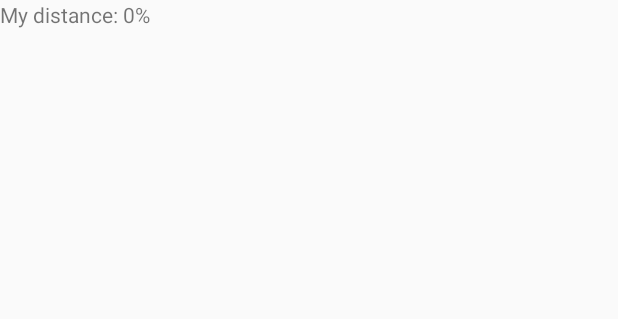
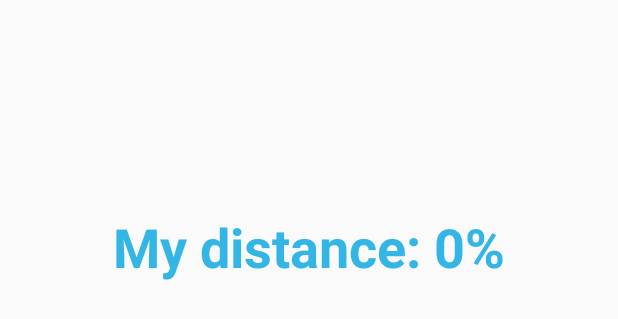
Before and after one commit to apj11c/MobileLiveRacing, an Android app: the layout fragment_race.xml on its own in the app's theme, with its tools: preview values and no code run, on a phone screen of 412 x 824 dp. Shown: the top 319 px of the screen. Run offline under Robolectric (Android 15) with nearby library versions, the phone set to English and light mode, and no system bars.

Commit message:
Race Fragment UI Update

```diff
--- a/app/src/main/res/layout/fragment_race.xml
+++ b/app/src/main/res/layout/fragment_race.xml
@@ -11,14 +11,23 @@
         android:id="@+id/myDistance"
         android:layout_width="wrap_content"
         android:layout_height="wrap_content"
-        android:text="My distance: 0%" />
+        android:layout_alignParentTop="true"
+        android:layout_centerHorizontal="true"
+        android:layout_marginTop="140dp"
+        android:text="My distance: 0%"
+        android:textColor="@android:color/holo_blue_light"
+        android:textSize="36sp"
+        android:textStyle="bold" />
 
     <TextView
         android:id="@+id/theirDist"
         android:layout_width="104dp"
         android:layout_height="wrap_content"
-        android:layout_alignParentStart="true"
-        android:layout_alignParentTop="true"
-        android:layout_marginTop="96dp"
-        android:text="" />
+        android:layout_alignParentBottom="true"
+        android:layout_centerHorizontal="true"
+        android:layout_marginBottom="140dp"
+        android:lineSpacingExtra="36sp"
+        android:text=""
+        android:textColor="@android:color/holo_red_light"
+        android:textStyle="bold" />
 </RelativeLayout>
```
